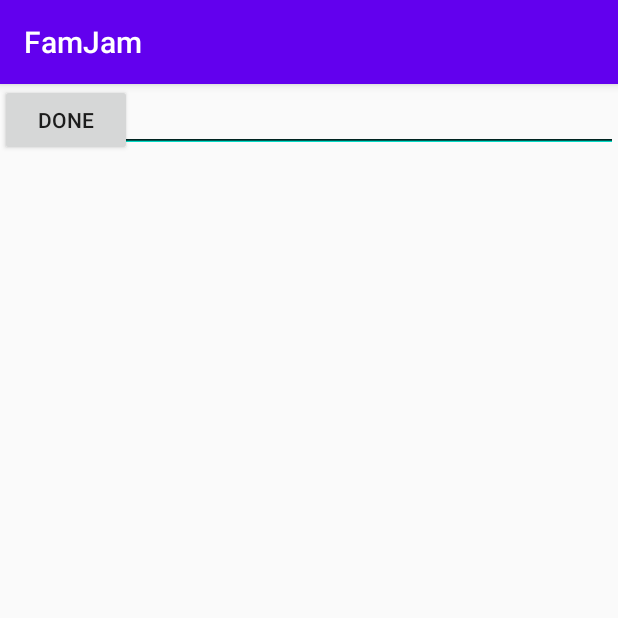
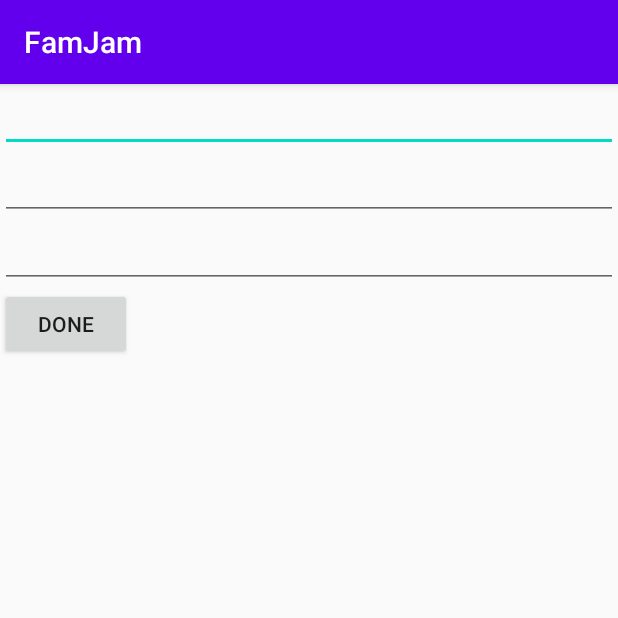
Before and after one commit to bonnie-chin/Fam_Jam, an Android app: the OnboardingActivity screen opened directly, with no data from a screen before it, on a phone screen of 412 x 824 dp, the top half of it. Run offline under Robolectric (Android 15) with nearby library versions, the phone set to English and light mode, and no system bars.

Commit message:
hehe fixed layout so that I can see boxse

```diff
--- a/app/src/main/java/fam_jam/fam_jam/LoginActivity.java
+++ b/app/src/main/java/fam_jam/fam_jam/LoginActivity.java
@@ -82,6 +82,7 @@
             Intent i = new Intent(this, OnboardingActivity.class);
             this.startActivity(i);
             this.finish();
+
             Toast.makeText(getApplicationContext(), "Signed in as " + user.getDisplayName(), Toast.LENGTH_SHORT).show();
 
             Member u = new Member(user.getUid(), user.getDisplayName(), user.getEmail());
@@ -102,11 +103,11 @@
                     });
         } else {
             // Existing user
+            Intent i = new Intent(this, MainActivity.class);
+            this.startActivity(i);
+            this.finish();
+            Toast.makeText(getApplicationContext(), "Signed in as " + user.getDisplayName(), Toast.LENGTH_SHORT).show();
         }
-        Intent i = new Intent(this, MainActivity.class);
-        this.startActivity(i);
-        this.finish();
-        Toast.makeText(getApplicationContext(), "Signed in as " + user.getDisplayName(), Toast.LENGTH_SHORT).show();
     }
 
     public static void signOut(final Activity c){
--- a/app/src/main/res/layout/activity_onboarding.xml
+++ b/app/src/main/res/layout/activity_onboarding.xml
@@ -6,21 +6,25 @@
     android:layout_height="match_parent"
     tools:context=".OnboardingActivity">
 
+    <LinearLayout
+        android:layout_width="match_parent"
+        android:layout_height="wrap_content"
+        android:orientation="vertical">
+
         <EditText
             android:id="@+id/et_nickname"
             android:layout_width="match_parent"
-        android:layout_height="wrap_content"
-        android:layout_alignParentStart="true"/>
+            android:layout_height="wrap_content" />
+
         <EditText
             android:id="@+id/et_family"
             android:layout_width="match_parent"
-        android:layout_height="wrap_content"
-        android:layout_alignBottom="@+id/et_nickname"/>
+            android:layout_height="wrap_content" />
+
         <EditText
             android:id="@+id/et_password"
             android:layout_width="match_parent"
-        android:layout_height="wrap_content"
-        android:layout_alignBottom="@+id/et_family"/>
+            android:layout_height="wrap_content" />
 
         <Button
             android:id="@+id/button_done"
@@ -28,4 +32,6 @@
             android:layout_height="wrap_content"
             android:text="Done" />
 
+    </LinearLayout>
+
 </RelativeLayout>
```
Lines whose indentation alone changed are shown as unchanged.
